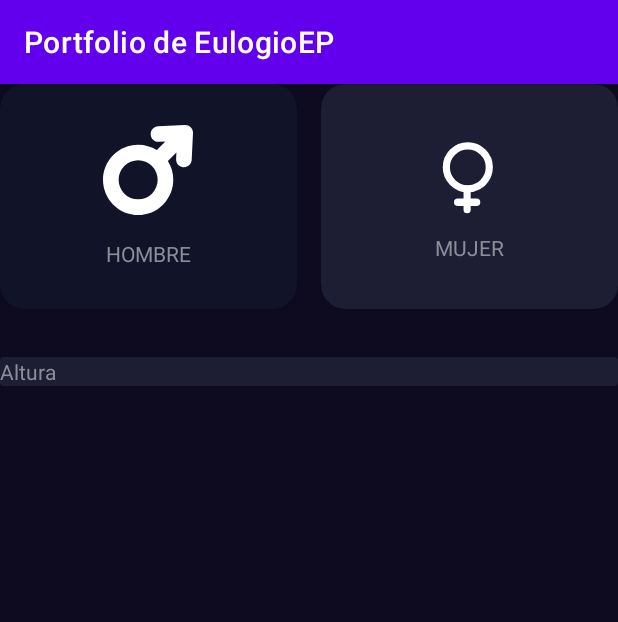
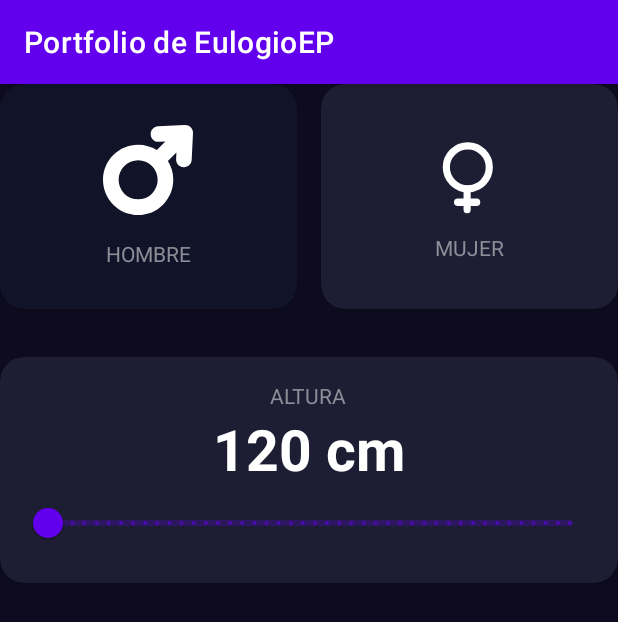
Before and after one commit to eulogioep/curso_android_2024, an Android app: the IMCActivity screen opened directly, with no data from a screen before it, on a phone screen of 412 x 824 dp. Shown: the top 622 px of the screen. Run offline under Robolectric (Android 15) with nearby library versions, the phone set to English and light mode, and no system bars.

```diff
--- a/Aplicaciones/app/src/main/java/com/eulogioep/aplicaciones/imccalc/IMCActivity.kt
+++ b/Aplicaciones/app/src/main/java/com/eulogioep/aplicaciones/imccalc/IMCActivity.kt
@@ -1,6 +1,7 @@
 package com.eulogioep.aplicaciones.imccalc
 
 import android.os.Bundle
+import android.widget.TextView
 import androidx.activity.enableEdgeToEdge
 import androidx.appcompat.app.AppCompatActivity
 import androidx.cardview.widget.CardView
@@ -8,6 +9,8 @@ import androidx.core.content.ContextCompat
 import androidx.core.view.ViewCompat
 import androidx.core.view.WindowInsetsCompat
 import com.eulogioep.aplicaciones.R
+import com.google.android.material.slider.RangeSlider
+import java.text.DecimalFormat
 
 class IMCActivity : AppCompatActivity() {
 
@@ -19,6 +22,8 @@ class IMCActivity : AppCompatActivity() {
     // lateinit indica que se inicializará más adelante ya que no funcionaría fuera del método onCreate.
     private lateinit var viewMale: CardView
     private lateinit var viewFemale: CardView
+    private lateinit var tvHeight: TextView
+    private lateinit var rsHeight: RangeSlider
 
     override fun onCreate(savedInstanceState: Bundle?) {
         super.onCreate(savedInstanceState)
@@ -42,6 +47,8 @@ class IMCActivity : AppCompatActivity() {
     private fun initComponents() {
         viewMale = findViewById(R.id.viewMale)
         viewFemale = findViewById(R.id.viewFemale)
+        tvHeight = findViewById(R.id.tvHeight)
+        rsHeight = findViewById(R.id.rsHeight)
     }
 
 
@@ -53,6 +60,12 @@ class IMCActivity : AppCompatActivity() {
         viewFemale.setOnClickListener {
             changeGender()
             setGenderColor()
+        }
+
+        rsHeight.addOnChangeListener { _, value, _ ->
+            val df = DecimalFormat("#.##")
+            val result = df.format(value)
+            tvHeight.text = "$result cm"
         }
     }
 
--- a/Aplicaciones/app/src/main/res/layout/activity_imcactivity.xml
+++ b/Aplicaciones/app/src/main/res/layout/activity_imcactivity.xml
@@ -89,15 +89,50 @@
         android:layout_height="wrap_content"
         android:layout_marginTop="32dp"
         app:cardBackgroundColor="@color/background_component"
+        app:cardCornerRadius="16dp"
         app:layout_constraintEnd_toEndOf="parent"
         app:layout_constraintStart_toStartOf="parent"
         app:layout_constraintTop_toBottomOf="@+id/viewMale">
 
-        <TextView
-            android:layout_width="wrap_content"
+        <androidx.appcompat.widget.LinearLayoutCompat
+            android:layout_width="match_parent"
             android:layout_height="wrap_content"
-            android:text="@string/height"
-            android:textColor="@color/title_text" />
+            android:layout_margin="16dp"
+            android:gravity="center"
+            android:orientation="vertical">
+
+            <TextView
+                android:layout_width="wrap_content"
+                android:layout_height="wrap_content"
+                android:text="@string/height"
+                android:textAllCaps="true"
+                android:textColor="@color/title_text">
+
+            </TextView>
+
+            <TextView
+                android:id="@+id/tvHeight"
+                android:layout_width="wrap_content"
+                android:layout_height="wrap_content"
+                android:text="@string/height_def"
+                android:textColor="@color/white"
+                android:textSize="38sp"
+                android:textStyle="bold">
+
+            </TextView>
+
+            <com.google.android.material.slider.RangeSlider
+                android:id="@+id/rsHeight"
+                android:layout_width="match_parent"
+                android:layout_height="wrap_content"
+                android:stepSize="1"
+                android:valueFrom="120"
+                android:valueTo="200">
+
+            </com.google.android.material.slider.RangeSlider>
+
+
+        </androidx.appcompat.widget.LinearLayoutCompat>
 
 
     </androidx.cardview.widget.CardView>
--- a/Aplicaciones/app/src/main/res/values/strings.xml
+++ b/Aplicaciones/app/src/main/res/values/strings.xml
@@ -3,4 +3,5 @@
     <string name="male">Hombre</string>
     <string name="female">Mujer</string>
     <string name="height">Altura</string>
+    <string name="height_def">120 cm</string>
 </resources>
```
Also changed, not shown: 1 other file.
